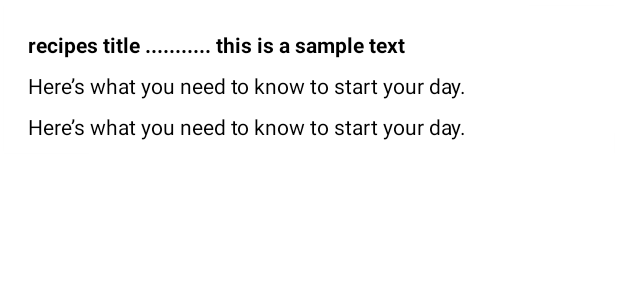
After one commit to joeyudongs/NMR-Photo, an Android app built with Jetpack Compose: the layout item_rv.xml on its own in the app's theme, with its tools: preview values and no code run, on a phone screen of 412 x 824 dp. The commit adds this screen. Shown: the top 300 px of the screen. Run offline under Robolectric (Android 15) with nearby library versions, the phone set to English and light mode, and no system bars.

Commit message:
updated app

```diff
--- a/app/src/main/AndroidManifest.xml
+++ b/app/src/main/AndroidManifest.xml
@@ -11,13 +11,14 @@
         android:icon="@mipmap/ic_launcher"
         android:label="@string/app_name"
         android:supportsRtl="true"
-        android:theme="@style/Theme.AppCompat"
+        android:theme="@style/Theme.MaterialComponents.DayNight.NoActionBar"
+        android:usesCleartextTraffic="true"
         tools:targetApi="31">
         <activity
             android:name=".MainActivity"
             android:exported="true"
             android:label="@string/app_name"
-            android:theme="@style/Theme.AppCompat">
+            android:theme="@style/Theme.MaterialComponents.DayNight.NoActionBar">
             <intent-filter>
                 <action android:name="android.intent.action.MAIN" />
 
--- a/app/src/main/java/com/dheeraj/composemvvm/model/Rover.kt
+++ b/app/src/main/java/com/dheeraj/composemvvm/model/Rover.kt
@@ -1,6 +1,7 @@
 package com.dheeraj.composemvvm.model
 
-data class Rover(
+data class Rover (
+
     var id          : Int?               = null,
     var name        : String?            = null,
     var landingDate : String?            = null,
@@ -10,4 +11,5 @@ data class Rover(
     var maxDate     : String?            = null,
     var totalPhotos : Int?               = null,
     var cameras     : ArrayList<Cameras> = arrayListOf()
+
 )
--- /dev/null
+++ b/app/src/main/res/layout/item_rv.xml
@@ -0,0 +1,73 @@
+<?xml version="1.0" encoding="utf-8"?>
+<layout xmlns:android="http://schemas.android.com/apk/res/android"
+    xmlns:app="http://schemas.android.com/apk/res-auto"
+    xmlns:tools="http://schemas.android.com/tools">
+
+    <data>
+
+    </data>
+
+    <androidx.cardview.widget.CardView
+        android:id="@+id/rl_recipe_item"
+        android:layout_width="match_parent"
+        android:layout_height="wrap_content"
+        app:cardElevation="1dp"
+        app:cardUseCompatPadding="true">
+
+        <androidx.constraintlayout.widget.ConstraintLayout
+            android:layout_width="match_parent"
+            android:layout_height="wrap_content"
+            android:padding="8dp">
+
+            <ImageView
+                android:id="@+id/iv_recipe_item_image"
+                android:layout_width="match_parent"
+                android:layout_height="wrap_content"
+                android:scaleType="fitStart"
+                app:layout_constraintLeft_toLeftOf="parent"
+                app:layout_constraintRight_toRightOf="parent"
+                app:layout_constraintTop_toTopOf="parent" />
+
+            <LinearLayout
+                android:layout_width="0dp"
+                android:layout_height="wrap_content"
+                android:layout_centerVertical="true"
+                android:layout_marginStart="8dp"
+                android:layout_marginTop="8dp"
+                android:orientation="vertical"
+                app:layout_constraintTop_toBottomOf="@+id/iv_recipe_item_image"
+                app:layout_constraintLeft_toLeftOf="parent"
+                app:layout_constraintRight_toRightOf="parent"
+                >
+
+                <TextView
+                    android:id="@+id/tv_name"
+                    android:layout_width="wrap_content"
+                    android:layout_height="wrap_content"
+                    android:maxLines="1"
+                    android:textColor="@android:color/black"
+                    android:textStyle="bold"
+                    tools:text="recipes title ........... this is a sample text " />
+
+                <TextView
+                    android:id="@+id/tv_caption"
+                    android:layout_width="wrap_content"
+                    android:layout_height="wrap_content"
+                    android:layout_marginTop="8dp"
+                    android:maxLines="2"
+                    android:textColor="@android:color/black"
+                    app:layout_constraintLeft_toRightOf="@+id/tv_name"
+                    app:layout_constraintTop_toTopOf="parent"
+                    tools:text="Here’s what you need to know to start your day." />
+                <TextView
+                    android:id="@+id/tv_earth_date"
+                    android:layout_width="wrap_content"
+                    android:layout_height="wrap_content"
+                    android:layout_marginTop="8dp"
+                    android:maxLines="2"
+                    android:textColor="@android:color/black"
+                    tools:text="Here’s what you need to know to start your day." />
+            </LinearLayout>
+        </androidx.constraintlayout.widget.ConstraintLayout>
+    </androidx.cardview.widget.CardView>
+</layout>
--- a/app/src/main/res/values/strings.xml
+++ b/app/src/main/res/values/strings.xml
@@ -1,5 +1,5 @@
 <resources>
-    <string name="app_name">ComposeMVVM</string>
+    <string name="app_name">NASA</string>
     <string name="bottom_title_use_kt">Kotlin</string>
     <string name="bottom_title_use_compose">Compose</string>
 </resources>
```
Also changed, not shown: app/src/main/java/com/dheeraj/composemvvm/MainActivity.kt (+7 -4 lines), app/src/main/java/com/dheeraj/composemvvm/adpter/RvAdapter.kt (+58 -1 lines), app/src/main/java/com/dheeraj/composemvvm/fragment/KotlinFragment.kt (+42 -2 lines), app/src/main/java/com/dheeraj/composemvvm/model/CreditCardResponse.kt (+6 -2 lines), app/src/main/java/com/dheeraj/composemvvm/model/Demo.kt (+9 -5 lines), app/src/main/res/layout/fragment_compose.xml (added, +25 -0 lines), app/src/main/res/layout/fragment_kotlin.xml (added, +17 -0 lines), app/src/main/java/com/dheeraj/composemvvm/model/Camera.kt (line endings or trailing spaces), 5 other files.
